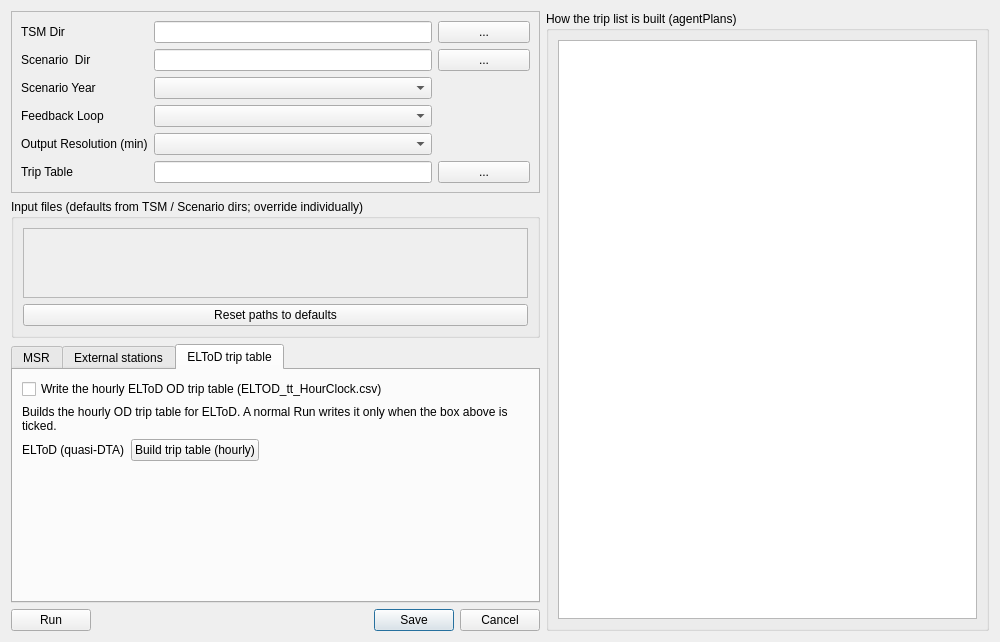
Qt form ui/trip_list2table.ui (TSMv6/tsm_panel) before a commit.
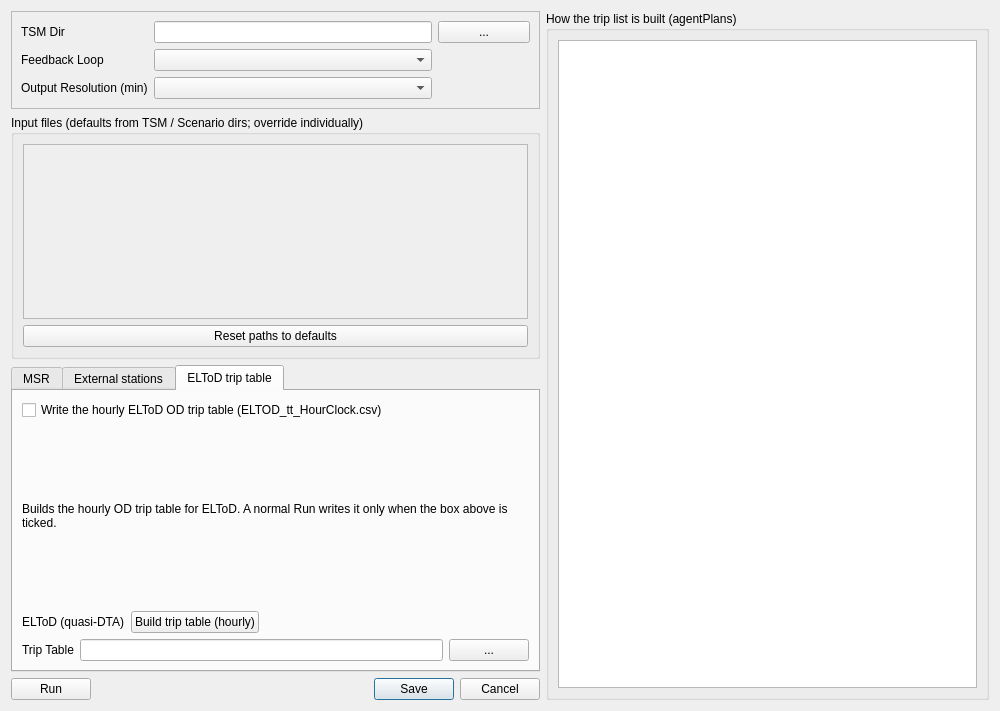
The same form after that commit. The open tabs and pages were chosen to show the change.

Commit message: agentPlans dialog: fit all five input rows; shrink the tab section

Diff of the .ui file:
```diff
--- a/ui/trip_list2table.ui
+++ b/ui/trip_list2table.ui
@@ -43,73 +43,29 @@
          </widget>
         </item>
         <item row="1" column="0">
-         <widget class="QLabel" name="label_2">
-          <property name="text">
-           <string>Scenario  Dir</string>
-          </property>
-         </widget>
-        </item>
-        <item row="1" column="1" colspan="3">
-         <widget class="QLineEdit" name="lineEdit_SCENLoc" />
-        </item>
-        <item row="1" column="4">
-         <widget class="QPushButton" name="pushButton_ScenDir">
-          <property name="text">
-           <string>...</string>
-          </property>
-         </widget>
-        </item>
-        <item row="2" column="0">
-         <widget class="QLabel" name="label_3">
-          <property name="text">
-           <string>Scenario Year</string>
-          </property>
-         </widget>
-        </item>
-        <item row="2" column="1" colspan="3">
-         <widget class="QComboBox" name="comboBox_Year" />
-        </item>
-        <item row="3" column="0">
          <widget class="QLabel" name="label_4">
           <property name="text">
            <string>Feedback Loop</string>
           </property>
          </widget>
         </item>
-        <item row="3" column="1" colspan="3">
+        <item row="1" column="1" colspan="3">
          <widget class="QComboBox" name="comboBox_Feedback" />
         </item>
-        <item row="4" column="0">
+        <item row="2" column="0">
          <widget class="QLabel" name="label_Resolution">
           <property name="text">
            <string>Output Resolution (min)</string>
           </property>
          </widget>
         </item>
-        <item row="4" column="1" colspan="3">
+        <item row="2" column="1" colspan="3">
          <widget class="QComboBox" name="comboBox_Resolution">
           <property name="toolTip">
            <string>Trip-list output time bin. 30 -&gt; :00/:30, 15 -&gt; :00/:15/:30/:45. LDT and truck sources are daily. NOTE: 15-min roughly doubles the trip count and memory vs 30-min.</string>
           </property>
          </widget>
         </item>
-        <item row="5" column="0">
-         <widget class="QLabel" name="label_5">
-          <property name="text">
-           <string>Trip Table</string>
-          </property>
-         </widget>
-        </item>
-        <item row="5" column="1" colspan="3">
-         <widget class="QLineEdit" name="lineEdit_triptable" />
-        </item>
-        <item row="5" column="4">
-         <widget class="QPushButton" name="browse_TripTable">
-          <property name="text">
-           <string>...</string>
-          </property>
-         </widget>
-        </item>
        </layout>
       </widget>
      </item>
@@ -127,6 +83,18 @@
           <widget class="QWidget" name="scrollAreaWidgetContents">
            <layout class="QGridLayout" name="gridLayout_Inputs" />
           </widget>
+          <property name="minimumSize">
+           <size>
+            <width>0</width>
+            <height>175</height>
+           </size>
+          </property>
+          <property name="sizePolicy">
+           <sizepolicy hsizetype="Expanding" vsizetype="Expanding">
+            <horstretch>0</horstretch>
+            <verstretch>0</verstretch>
+           </sizepolicy>
+          </property>
          </widget>
         </item>
         <item>
@@ -294,12 +262,6 @@
             </item>
             <item>
              <widget class="QTableWidget" name="table_ExtStn_Counts">
-              <property name="minimumSize">
-               <size>
-                <width>320</width>
-                <height>0</height>
-               </size>
-              </property>
               <row>
                <property name="text">
                 <string>I-75</string>
@@ -360,6 +322,18 @@
                 <string>1.0%</string>
                </property>
               </item>
+              <property name="minimumSize">
+               <size>
+                <width>320</width>
+                <height>118</height>
+               </size>
+              </property>
+              <property name="maximumSize">
+               <size>
+                <width>16777215</width>
+                <height>118</height>
+               </size>
+              </property>
              </widget>
             </item>
             <item>
@@ -440,20 +414,34 @@
           </layout>
          </item>
          <item>
-          <spacer name="eltodPageSpacer">
-           <property name="orientation">
-            <enum>Qt::Vertical</enum>
-           </property>
-           <property name="sizeHint" stdset="0">
-            <size>
-             <width>20</width>
-             <height>10</height>
-            </size>
-           </property>
-          </spacer>
+          <layout class="QHBoxLayout" name="tripTableRow">
+           <item>
+            <widget class="QLabel" name="label_5">
+             <property name="text">
+              <string>Trip Table</string>
+             </property>
+            </widget>
+           </item>
+           <item>
+            <widget class="QLineEdit" name="lineEdit_triptable" />
+           </item>
+           <item>
+            <widget class="QPushButton" name="browse_TripTable">
+             <property name="text">
+              <string>...</string>
+             </property>
+            </widget>
+           </item>
+          </layout>
          </item>
         </layout>
        </widget>
+       <property name="sizePolicy">
+        <sizepolicy hsizetype="Expanding" vsizetype="Maximum">
+         <horstretch>0</horstretch>
+         <verstretch>0</verstretch>
+        </sizepolicy>
+       </property>
       </widget>
      </item>
      <item>
```
The commit also changes 1 other file.
